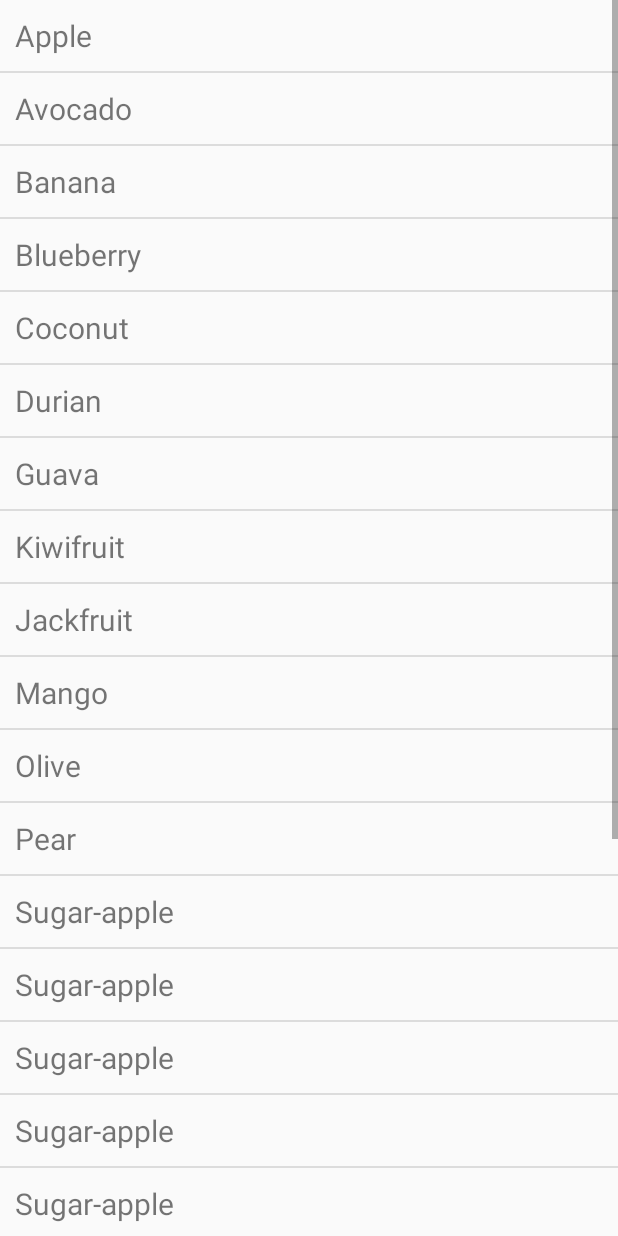
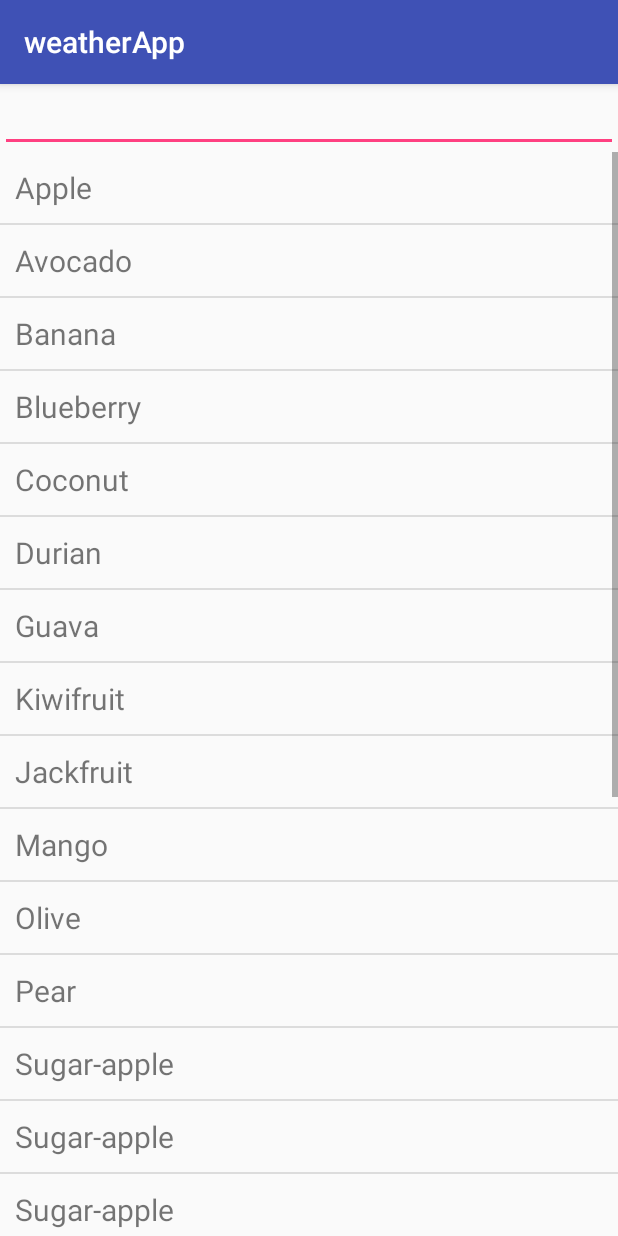
Before and after one commit to agulinari/tdp2-tp0, an Android app: the screen it shows after launch (CityListActivity), in the options menu, after a tap on "Ciudades", on a phone screen of 412 x 824 dp. Run offline under Robolectric (Android 15) with nearby library versions, the phone set to English and light mode, and no system bars; libraries missing offline, so code that uses them is left out: com.loopj.android, cz.msebera.android.

Commit message:
Edit text para filtrar cuidades

```diff
--- a/app/build.gradle
+++ b/app/build.gradle
@@ -27,5 +27,6 @@ dependencies {
     compile 'com.android.support:appcompat-v7:25.3.1'
     compile 'com.android.support:design:25.3.1'
     compile 'com.android.support.constraint:constraint-layout:1.0.2'
+    compile 'com.loopj.android:android-async-http:1.4.9'
     testCompile 'junit:junit:4.12'
 }
--- a/app/src/main/AndroidManifest.xml
+++ b/app/src/main/AndroidManifest.xml
@@ -20,5 +20,5 @@
         </activity>
         <activity android:name=".CityListActivity"></activity>
     </application>
-
+    <uses-permission android:name="android.permission.INTERNET" />
 </manifest>
--- a/app/src/main/java/com/tddp2/weatherapp/CityListActivity.java
+++ b/app/src/main/java/com/tddp2/weatherapp/CityListActivity.java
@@ -3,37 +3,54 @@ package com.tddp2.weatherapp;
 import android.app.ListActivity;
 import android.support.v7.app.AppCompatActivity;
 import android.os.Bundle;
+import android.text.Editable;
+import android.text.TextWatcher;
+import android.util.Log;
 import android.view.View;
 import android.widget.AdapterView;
 import android.widget.ArrayAdapter;
+import android.widget.EditText;
 import android.widget.ListView;
 import android.widget.TextView;
 import android.widget.Toast;
 
+import cz.msebera.android.httpclient.Header;
+import com.loopj.android.http.AsyncHttpClient;
+import com.loopj.android.http.JsonHttpResponseHandler;
+import com.loopj.android.http.RequestParams;
 import com.tddp2.weatherapp.com.tddp2.weatherapp.listener.EndlessScrollListener;
+
+import org.json.JSONObject;
 
 import java.util.ArrayList;
 import java.util.Arrays;
 
-public class CityListActivity extends ListActivity {
+public class CityListActivity extends AppCompatActivity {
 
     static final String[] FRUITS = new String[] { "Apple", "Avocado", "Banana",
             "Blueberry", "Coconut", "Durian", "Guava", "Kiwifruit",
             "Jackfruit", "Mango", "Olive", "Pear", "Sugar-apple","Sugar-apple", "Sugar-apple", "Sugar-apple", "Sugar-apple", "Sugar-apple", "Sugar-apple",
             "Sugar-apple", "Sugar-apple", "Sugar-apple", "Sugar-apple", "Sugar-apple","Sugar-apple"};
 
+    ListView lv;
+    EditText etSearchbox;
+
     @Override
     protected void onCreate(Bundle savedInstanceState) {
         super.onCreate(savedInstanceState);
+        setContentView(R.layout.activity_city_list);
 
         ArrayList<String> lst = new ArrayList<String>(Arrays.asList(FRUITS));
 
-        setListAdapter(new ArrayAdapter<String>(this, R.layout.city_item,lst));
 
-        ListView listView = getListView();
-        listView.setTextFilterEnabled(true);
+        etSearchbox=(EditText)findViewById(R.id.etSearchbox);
+        lv=(ListView)findViewById(R.id.lvCities);
 
-        listView.setOnItemClickListener(new android.widget.AdapterView.OnItemClickListener() {
+        lv.setAdapter(new ArrayAdapter<String>(this, R.layout.city_item,lst));
+
+        lv.setTextFilterEnabled(true);
+
+        lv.setOnItemClickListener(new android.widget.AdapterView.OnItemClickListener() {
             public void onItemClick(AdapterView<?> parent, View view,
                                     int position, long id) {
                 // When clicked, show a toast with the TextView text
@@ -45,7 +62,7 @@ public class CityListActivity extends ListActivity {
         // ListView lvItems = (ListView) findViewById(R.id.lvItems);
 
         // Attach the listener to the AdapterView onCreate
-        listView.setOnScrollListener(new EndlessScrollListener() {
+        lv.setOnScrollListener(new EndlessScrollListener() {
             @Override
             public boolean onLoadMore(int page, int totalItemsCount) {
                 // Triggered only when new data needs to be appended to the list
@@ -53,6 +70,57 @@ public class CityListActivity extends ListActivity {
                 loadNextDataFromApi(page);
                 // or loadNextDataFromApi(totalItemsCount);
                 return true; // ONLY if more data is actually being loaded; false otherwise.
+            }
+        });
+
+
+        etSearchbox.addTextChangedListener(new TextWatcher() {
+
+            @Override
+            public void onTextChanged(CharSequence arg0, int arg1, int arg2, int arg3) {
+                // TODO llamar a la api
+
+                String url = "https://ajax.googleapis.com/ajax/services/search/images";
+                AsyncHttpClient client = new AsyncHttpClient();
+                RequestParams params = new RequestParams();
+                params.put("q", "android");
+                params.put("rsz", "8");
+                client.get(url, params, new JsonHttpResponseHandler() {
+                    @Override
+                    public void onSuccess(int statusCode, Header[] headers, JSONObject response) {
+                        // Root JSON in response is an dictionary i.e { "data : [ ... ] }
+                        // Handle resulting parsed JSON response here
+                        Log.i("OK", response.toString());
+                        final ArrayAdapter adapter = ((ArrayAdapter)lv.getAdapter());
+
+                        ArrayList<String> lst = new ArrayList<String>();
+                        lst.add("Filtro1");
+                        lst.add("Filtro2");
+                        lst.add("Filtro3");
+                        lv.setAdapter(new ArrayAdapter<String>(CityListActivity.this, R.layout.city_item,lst));
+
+                        adapter.notifyDataSetChanged();
+                    }
+
+                    @Override
+                    public void onFailure(int statusCode, Header[] headers, String res, Throwable t) {
+                        // called when response HTTP status is "4XX" (eg. 401, 403, 404)
+                        Log.e("ERROR", res.toString());                    }
+                });
+
+            }
+
+            @Override
+            public void beforeTextChanged(CharSequence arg0, int arg1, int arg2,
+                                          int arg3) {
+                // TODO Auto-generated method stub
+
+            }
+
+            @Override
+            public void afterTextChanged(Editable arg0) {
+                // TODO Auto-generated method stub
+
             }
         });
     }
@@ -65,7 +133,7 @@ public class CityListActivity extends ListActivity {
         //  --> Deserialize and construct new model objects from the API response
         //  --> Append the new data objects to the existing set of items inside the array of items
         //  --> Notify the adapter of the new items made with `notifyDataSetChanged()`
-        final ArrayAdapter adapter = ((ArrayAdapter)getListAdapter());
+        final ArrayAdapter adapter = ((ArrayAdapter)lv.getAdapter());
         adapter.add("Nuevo1");
         adapter.add("Nuevo2");
         adapter.add("Nuevo3");
--- a/app/src/main/res/layout/activity_city_list.xml
+++ b/app/src/main/res/layout/activity_city_list.xml
@@ -6,4 +6,6 @@
     android:layout_height="match_parent"
     tools:context="com.tddp2.weatherapp.CityListActivity">
 
+    <include layout="@layout/content_city_list"/>
+
 </android.support.constraint.ConstraintLayout>
--- /dev/null
+++ b/app/src/main/res/layout/content_city_list.xml
@@ -0,0 +1,19 @@
+<?xml version="1.0" encoding="utf-8"?>
+<LinearLayout xmlns:android="http://schemas.android.com/apk/res/android"
+    android:layout_width="fill_parent"
+    android:layout_height="fill_parent"
+    android:orientation="vertical" >
+
+    <EditText
+        android:id="@+id/etSearchbox"
+        android:layout_width="fill_parent"
+        android:layout_height="wrap_content"
+        />
+    <ListView
+        android:id="@+id/lvCities"
+        android:layout_width="fill_parent"
+        android:layout_height="wrap_content"
+
+        ></ListView>
+
+</LinearLayout>
```
